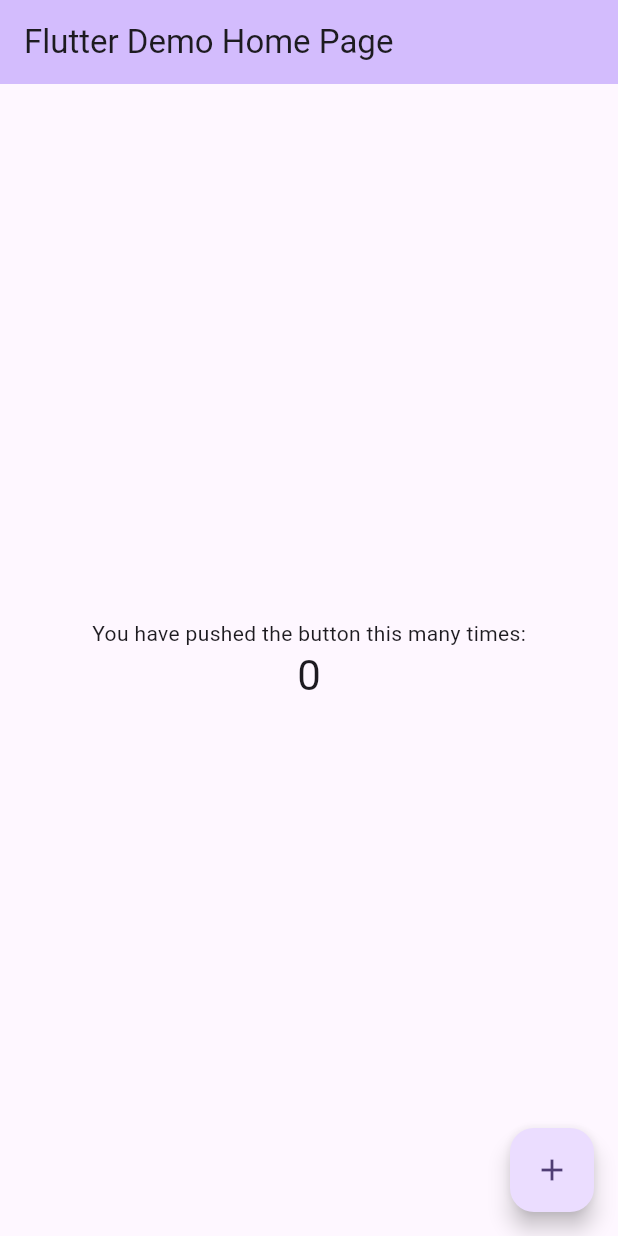
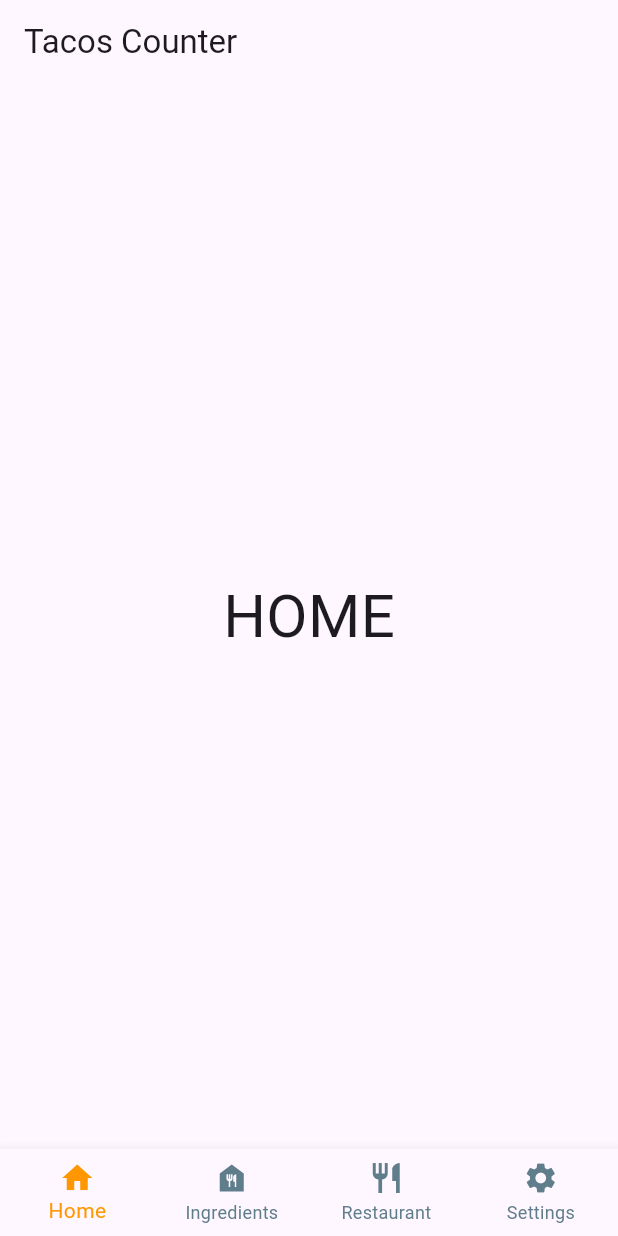
Before and after one commit to byluisfer/TacoClicker, a Flutter app: the screen it shows after launch, on a phone screen of 412 x 824 dp. Run offline on Flutter 3.47's test engine with Material 3 defaults, Android fonts, the phone set to English and light mode, and no system bars.

Commit message:
Added bottom menu

```diff
--- /dev/null
+++ b/lib/bottom_screens/home.dart
@@ -0,0 +1,10 @@
+import 'package:flutter/material.dart';
+
+class HomeScreen extends StatelessWidget {
+  const HomeScreen({super.key});
+
+  @override
+  Widget build(BuildContext context) {
+    return const Center(child: Text('HOME', style: TextStyle(fontSize: 40)));
+  }
+}
--- /dev/null
+++ b/lib/bottom_screens/ingredients.dart
@@ -0,0 +1,12 @@
+import 'package:flutter/material.dart';
+
+class IngredientsScreen extends StatelessWidget {
+  const IngredientsScreen({super.key});
+
+  @override
+  Widget build(BuildContext context) {
+    return const Center(
+      child: Text('INGREDIENTS', style: TextStyle(fontSize: 40)),
+    );
+  }
+}
--- /dev/null
+++ b/lib/bottom_screens/restaurant.dart
@@ -0,0 +1,12 @@
+import 'package:flutter/material.dart';
+
+class RestuarantScreen extends StatelessWidget {
+  const RestuarantScreen({super.key});
+
+  @override
+  Widget build(BuildContext context) {
+    return const Center(
+      child: Text('RESTAURANT', style: TextStyle(fontSize: 40)),
+    );
+  }
+}
--- /dev/null
+++ b/lib/bottom_screens/settings.dart
@@ -0,0 +1,12 @@
+import 'package:flutter/material.dart';
+
+class SettingsScreen extends StatelessWidget {
+  const SettingsScreen({super.key});
+
+  @override
+  Widget build(BuildContext context) {
+    return const Center(
+      child: Text('SETTINGS', style: TextStyle(fontSize: 40)),
+    );
+  }
+}
--- a/lib/main.dart
+++ b/lib/main.dart
@@ -1,4 +1,6 @@
 import 'package:flutter/material.dart';
+
+import 'screens/main_home_screen.dart';
 
 void main() {
   runApp(const MyApp());
@@ -7,116 +9,11 @@ void main() {
 class MyApp extends StatelessWidget {
   const MyApp({super.key});
 
-  // This widget is the root of your application.
   @override
   Widget build(BuildContext context) {
     return MaterialApp(
-      title: 'Flutter Demo',
-      theme: ThemeData(
-        // This is the theme of your application.
-        //
-        // TRY THIS: Try running your application with "flutter run". You'll see
-        // the application has a purple toolbar. Then, without quitting the app,
-        // try changing the seedColor in the colorScheme below to Colors.green
-        // and then invoke "hot reload" (save your changes or press the "hot
-        // reload" button in a Flutter-supported IDE, or press "r" if you used
-        // the command line to start the app).
-        //
-        // Notice that the counter didn't reset back to zero; the application
-        // state is not lost during the reload. To reset the state, use hot
-        // restart instead.
-        //
-        // This works for code too, not just values: Most code changes can be
-        // tested with just a hot reload.
-        colorScheme: ColorScheme.fromSeed(seedColor: Colors.deepPurple),
-      ),
-      home: const MyHomePage(title: 'Flutter Demo Home Page'),
+      debugShowCheckedModeBanner: false,
+      home: MainHomeScreen(),
     );
   }
 }
-
-class MyHomePage extends StatefulWidget {
-  const MyHomePage({super.key, required this.title});
-
-  // This widget is the home page of your application. It is stateful, meaning
-  // that it has a State object (defined below) that contains fields that affect
-  // how it looks.
-
-  // This class is the configuration for the state. It holds the values (in this
-  // case the title) provided by the parent (in this case the App widget) and
-  // used by the build method of the State. Fields in a Widget subclass are
-  // always marked "final".
-
-  final String title;
-
-  @override
-  State<MyHomePage> createState() => _MyHomePageState();
-}
-
-class _MyHomePageState extends State<MyHomePage> {
-  int _counter = 0;
-
-  void _incrementCounter() {
-    setState(() {
-      // This call to setState tells the Flutter framework that something has
-      // changed in this State, which causes it to rerun the build method below
-      // so that the display can reflect the updated values. If we changed
-      // _counter without calling setState(), then the build method would not be
-      // called again, and so nothing would appear to happen.
-      _counter++;
-    });
-  }
-
-  @override
-  Widget build(BuildContext context) {
-    // This method is rerun every time setState is called, for instance as done
-    // by the _incrementCounter method above.
-    //
-    // The Flutter framework has been optimized to make rerunning build methods
-    // fast, so that you can just rebuild anything that needs updating rather
-    // than having to individually change instances of widgets.
-    return Scaffold(
-      appBar: AppBar(
-        // TRY THIS: Try changing the color here to a specific color (to
-        // Colors.amber, perhaps?) and trigger a hot reload to see the AppBar
-        // change color while the other colors stay the same.
-        backgroundColor: Theme.of(context).colorScheme.inversePrimary,
-        // Here we take the value from the MyHomePage object that was created by
-        // the App.build method, and use it to set our appbar title.
-        title: Text(widget.title),
-      ),
-      body: Center(
-        // Center is a layout widget. It takes a single child and positions it
-        // in the middle of the parent.
-        child: Column(
-          // Column is also a layout widget. It takes a list of children and
-          // arranges them vertically. By default, it sizes itself to fit its
-          // children horizontally, and tries to be as tall as its parent.
-          //
-          // Column has various properties to control how it sizes itself and
-          // how it positions its children. Here we use mainAxisAlignment to
-          // center the children vertically; the main axis here is the vertical
-          // axis because Columns are vertical (the cross axis would be
-          // horizontal).
-          //
-          // TRY THIS: Invoke "debug painting" (choose the "Toggle Debug Paint"
-          // action in the IDE, or press "p" in the console), to see the
-          // wireframe for each widget.
-          mainAxisAlignment: MainAxisAlignment.center,
-          children: <Widget>[
-            const Text('You have pushed the button this many times:'),
-            Text(
-              '$_counter',
-              style: Theme.of(context).textTheme.headlineMedium,
-            ),
-          ],
-        ),
-      ),
-      floatingActionButton: FloatingActionButton(
-        onPressed: _incrementCounter,
-        tooltip: 'Increment',
-        child: const Icon(Icons.add),
-      ), // This trailing comma makes auto-formatting nicer for build methods.
-    );
-  }
-}
--- /dev/null
+++ b/lib/screens/main_home_screen.dart
@@ -0,0 +1,60 @@
+import 'package:flutter/material.dart';
+
+import '../bottom_screens/home.dart';
+import '../bottom_screens/ingredients.dart';
+import '../bottom_screens/restaurant.dart';
+import '../bottom_screens/settings.dart';
+
+class MainHomeScreen extends StatefulWidget {
+  @override
+  _MainHomeScreenState createState() => _MainHomeScreenState();
+}
+
+class _MainHomeScreenState extends State<MainHomeScreen> {
+  int _selectedIndex = 0;
+
+  final List<Widget> widgetOptions = const [
+    HomeScreen(),
+    IngredientsScreen(),
+    RestuarantScreen(),
+    SettingsScreen(),
+  ];
+
+  void _onItemTapped(int index) {
+    setState(() {
+      _selectedIndex = index;
+    });
+  }
+
+  @override
+  Widget build(BuildContext context) {
+    return Scaffold(
+      appBar: AppBar(title: const Text('Tacos Counter')),
+      body: widgetOptions.elementAt(_selectedIndex),
+      bottomNavigationBar: BottomNavigationBar(
+        showSelectedLabels: true,
+        showUnselectedLabels: true,
+        type: BottomNavigationBarType.fixed,
+        selectedItemColor: Colors.orange,
+        unselectedItemColor: Colors.blueGrey,
+        items: const <BottomNavigationBarItem>[
+          BottomNavigationBarItem(icon: Icon(Icons.home), label: 'Home'),
+          BottomNavigationBarItem(
+            icon: Icon(Icons.food_bank),
+            label: 'Ingredients',
+          ),
+          BottomNavigationBarItem(
+            icon: Icon(Icons.restaurant),
+            label: 'Restaurant',
+          ),
+          BottomNavigationBarItem(
+            icon: Icon(Icons.settings),
+            label: 'Settings',
+          ),
+        ],
+        currentIndex: _selectedIndex,
+        onTap: _onItemTapped,
+      ),
+    );
+  }
+}
--- a/pubspec.yaml
+++ b/pubspec.yaml
@@ -1,8 +1,8 @@
 name: taco_clicker
-description: "A new Flutter project."
+description: "Taco Clicker game with you can become the best Tacos Restaurant of your city"
 # The following line prevents the package from being accidentally published to
 # pub.dev using `flutter pub publish`. This is preferred for private packages.
-publish_to: 'none' # Remove this line if you wish to publish to pub.dev
+publish_to: "none" # Remove this line if you wish to publish to pub.dev
 
 # The following defines the version and build number for your application.
 # A version number is three numbers separated by dots, like 1.2.43
@@ -51,7 +51,6 @@ dev_dependencies:
 
 # The following section is specific to Flutter packages.
 flutter:
-
   # The following line ensures that the Material Icons font is
   # included with your application, so that you can use the icons in
   # the material Icons class.
```
